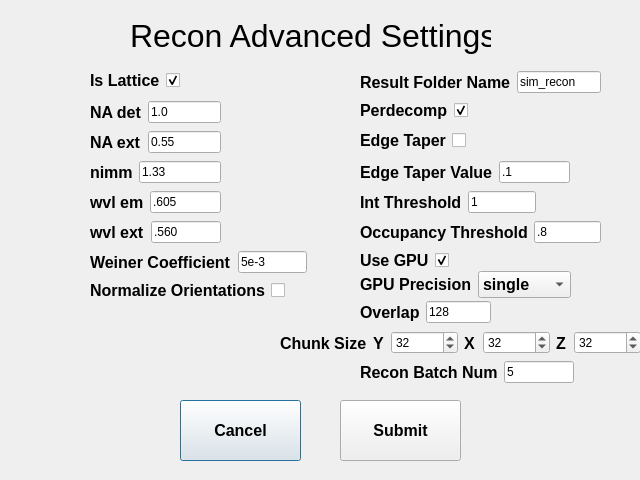
Qt form simreconreconadvanced.ui (abcucberkeley/PetaKit5D-GUI) before a commit.
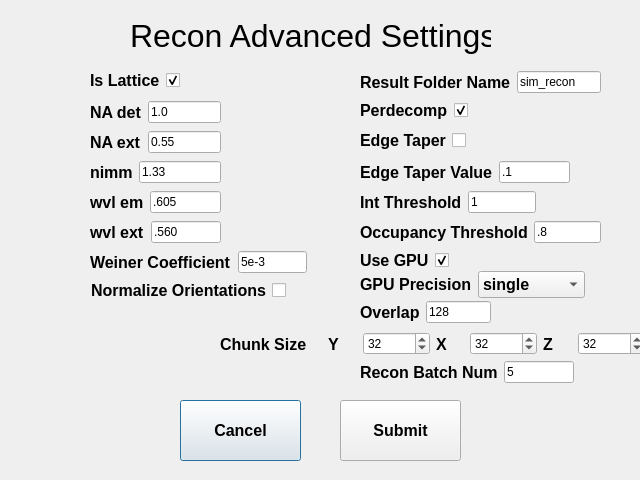
The same form after that commit.

What changed in the file:
```diff
--- a/simreconreconadvanced.ui
+++ b/simreconreconadvanced.ui
@@ -344,9 +344,9 @@
   <widget class="QWidget" name="layoutWidget_9">
    <property name="geometry">
     <rect>
-     <x>90</x>
+     <x>91</x>
      <y>280</y>
-     <width>210</width>
+     <width>241</width>
      <height>21</height>
     </rect>
    </property>
@@ -385,7 +385,7 @@
     <rect>
      <x>360</x>
      <y>100</y>
-     <width>112</width>
+     <width>124</width>
      <height>21</height>
     </rect>
    </property>
@@ -424,7 +424,7 @@
     <rect>
      <x>360</x>
      <y>130</y>
-     <width>114</width>
+     <width>123</width>
      <height>21</height>
     </rect>
    </property>
@@ -607,7 +607,7 @@
     <rect>
      <x>360</x>
      <y>270</y>
-     <width>211</width>
+     <width>225</width>
      <height>29</height>
     </rect>
    </property>
@@ -691,10 +691,10 @@
   <widget class="QWidget" name="layoutWidget_21">
    <property name="geometry">
     <rect>
-     <x>280</x>
+     <x>220</x>
      <y>330</y>
-     <width>361</width>
-     <height>26</height>
+     <width>425</width>
+     <height>28</height>
     </rect>
    </property>
    <layout class="QHBoxLayout" name="horizontalLayout_45">
```
